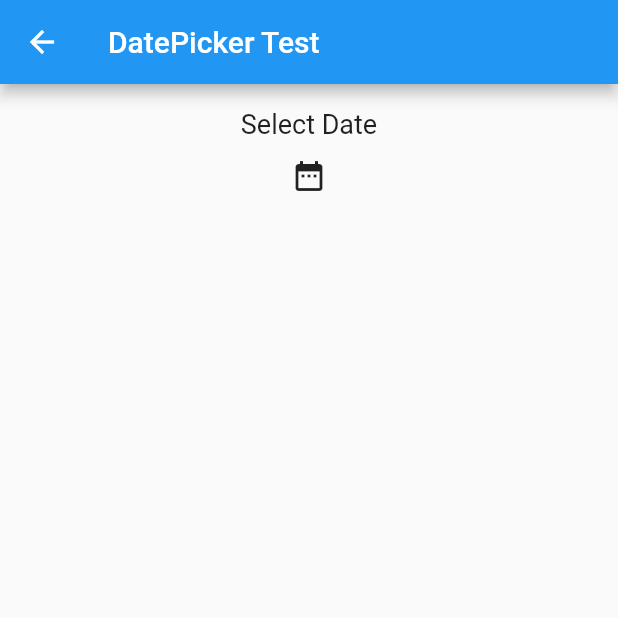
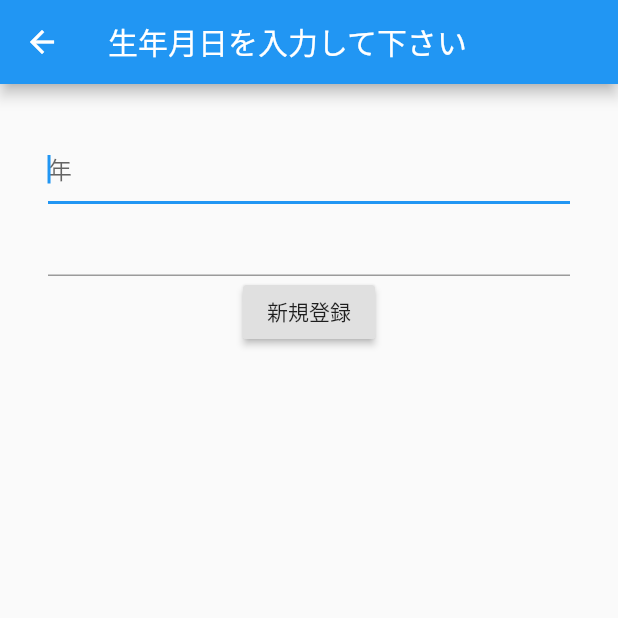
Before and after one commit to oka-teruhiro/chan_no_sanchusuimei, a Flutter app: the screen it shows after launch, after a tap on "入力", on a phone screen of 412 x 824 dp, the top half of it. Run offline on Flutter 3.47's test engine with Material 2 defaults, Android fonts, the phone set to English and light mode, and no system bars.

Commit message:
第5版：生年月日の入力練習

```diff
--- a/lib/main.dart
+++ b/lib/main.dart
@@ -212,9 +212,6 @@ class _MyHomePageState extends State<MyHomePage> {
                 print(text);
               },
             ),
-            Container(
-              child: TextField(),
-            )
           ],
         ),
       ),
--- a/lib/nikkan_input.dart
+++ b/lib/nikkan_input.dart
@@ -1,57 +1,53 @@
+import 'package:flutter/cupertino.dart';
 import 'package:flutter/material.dart';
-import 'package:intl/intl.dart';
-import 'dart:async';
 
-void main() => runApp(
-      MaterialApp(
-        debugShowCheckedModeBanner: false,
-        home: NikkanInput(),
-      ),
-    );
-
-class NikkanInput extends StatefulWidget {
-  @override
-  State<StatefulWidget> createState() {
-    return _State();
-  }
-}
-
-class _State extends State<NikkanInput> {
-  var _labelText = 'Select Date';
-
-  Future<void> _selectDate(BuildContext context) async {
-    final DateTime selected = await showDatePicker(
-      context: context,
-      initialDate: DateTime.now(),
-      firstDate: DateTime(2015),
-      lastDate: DateTime(2020),
-    );
-    if (selected != null) {
-      setState(() {
-        _labelText = (DateFormat.yMMMd()).format(selected);
-      });
-    }
-  }
+class NikkanInput extends StatelessWidget {
+  final myFocusNode = FocusNode();
+  String name;
+  final myController = TextEditingController();
 
   @override
   Widget build(BuildContext context) {
     return Scaffold(
       appBar: AppBar(
-        title: Text('DatePicker Test'),
+        title: Text('生年月日を入力して下さい'),
       ),
       body: Container(
-        padding: EdgeInsets.all(16.0),
-        child: Center(
+        child: Padding(
+          padding: const EdgeInsets.all(32.0),
           child: Column(
             children: <Widget>[
-              Text(
-                _labelText,
-                style: TextStyle(fontSize: 18),
+              TextField(
+                  autofocus: true,
+                  decoration: InputDecoration(
+                      //border: InputBorder.none,
+                      hintText: '年'),
+                  onChanged: (text) {
+                    name = text;
+                    print("$name");
+                  }),
+              TextField(
+                controller: myController,
+                focusNode: myFocusNode,
               ),
-              IconButton(
-                icon: Icon(Icons.date_range),
-                onPressed: () => _selectDate(context),
-              )
+              RaisedButton(
+                child: Text('新規登録'),
+                onPressed: () {
+                  //
+                  //myFocusNode.requestFocus();
+                  //print(myController.text);
+                  showDialog(
+                    context: context,
+                    builder: (context) {
+                      return AlertDialog(
+                        // Retrieve the text the user has entered by using the
+                        // TextEditingController.
+                        content: Text(myController.text),
+                      );
+                    },
+                  );
+                },
+              ),
             ],
           ),
         ),
```
